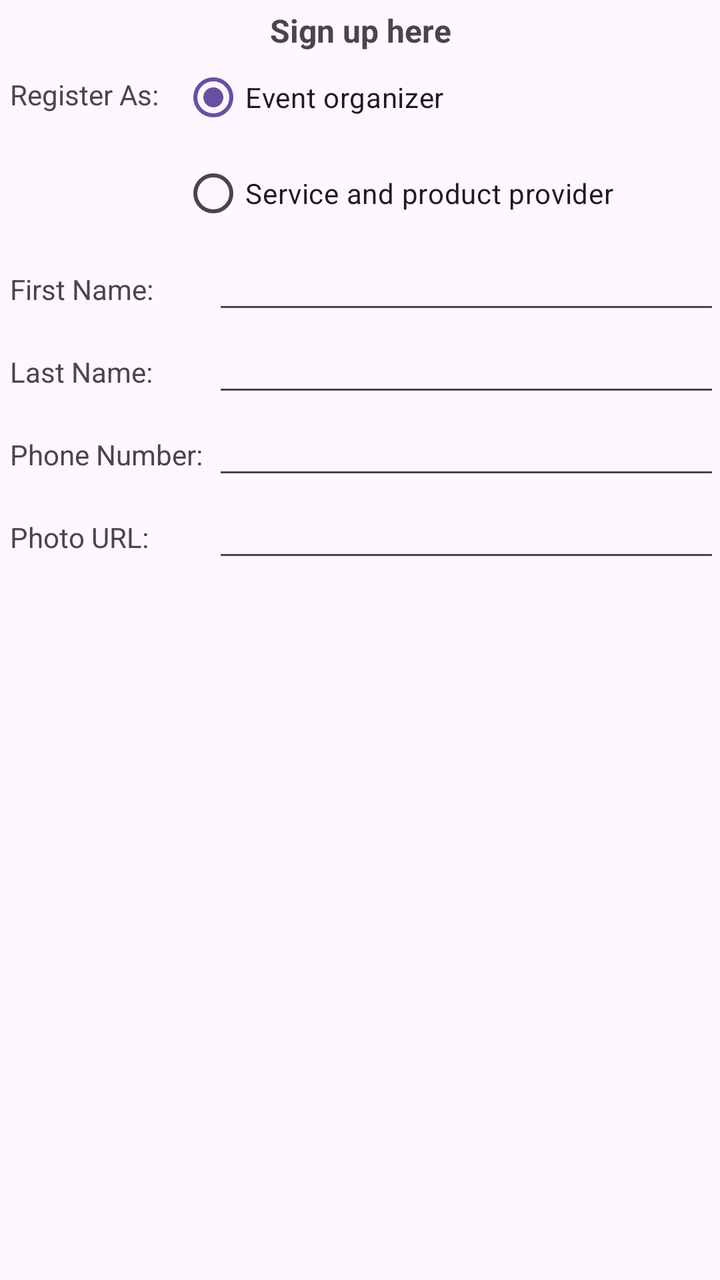
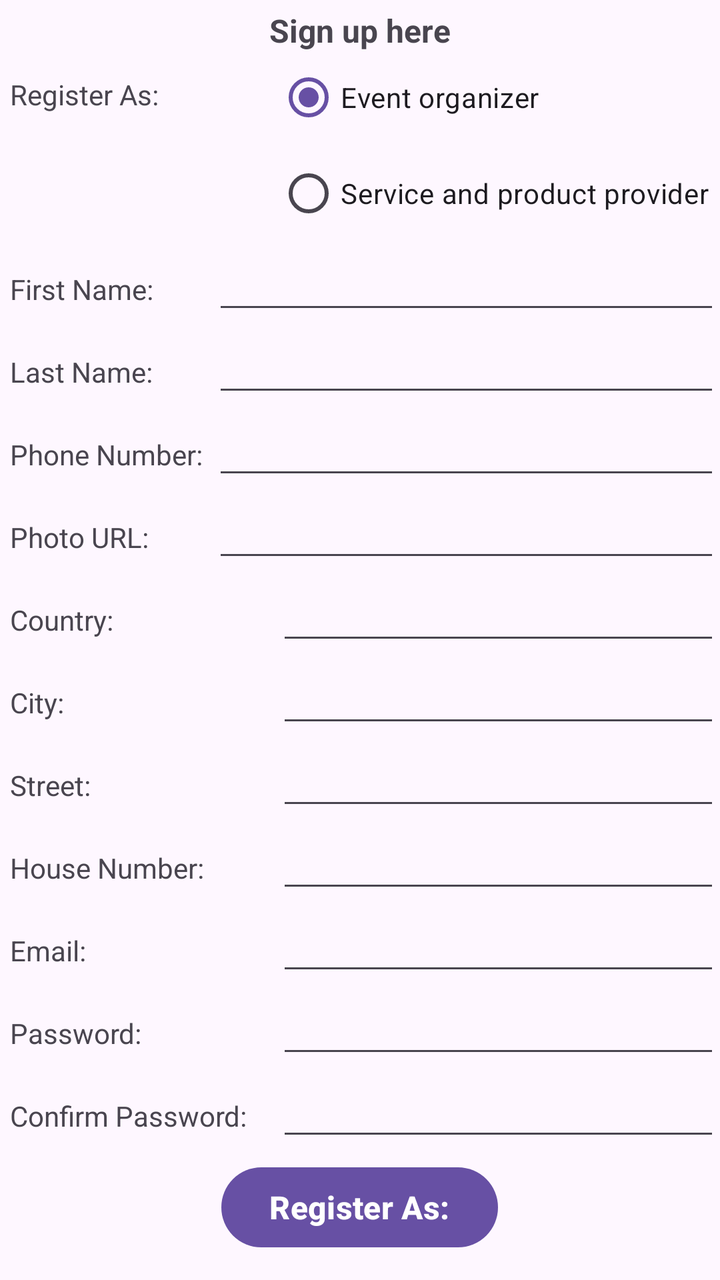

Screens rendered from an Android XML layout before and after an edit, with the pre-edit source and the edit as a unified diff.
<!-- AndroidManifest.xml: application theme Theme.EventPlanner -->
<!-- res/layout/activity_registration_screen.xml -->
<?xml version="1.0" encoding="utf-8"?>
<TableLayout xmlns:android="http://schemas.android.com/apk/res/android"
    xmlns:app="http://schemas.android.com/apk/res-auto"
    xmlns:tools="http://schemas.android.com/tools"
    android:id="@+id/main"
    android:layout_width="match_parent"
    android:layout_height="match_parent"
    tools:context=".RegistrationScreen">

    <TableRow
        android:layout_width="match_parent"
        android:layout_height="wrap_content"
        android:gravity="center">

        <TextView
            android:layout_width="wrap_content"
            android:layout_height="wrap_content"
            android:layout_marginTop="3dp"
            android:gravity="center"
            android:text="@string/sign_up_message"
            android:textSize="16sp"
            android:textStyle="bold" />
    </TableRow>

    <TableRow
        android:layout_width="match_parent"
        android:layout_height="wrap_content">

        <TextView
            android:layout_width="65dp"
            android:layout_height="wrap_content"
            android:layout_marginTop="10dp"
            android:includeFontPadding="false"
            android:padding="5dp"
            android:text="@string/register_as" />

        <RadioGroup
            android:layout_width="0dp"
            android:layout_height="wrap_content"
            android:layout_weight="1">

            <RadioButton
                android:id="@+id/eoradio"
                android:layout_width="wrap_content"
                android:layout_height="wrap_content"
                android:checked="true"
                android:text="Event organizer" />

            <RadioButton
                android:id="@+id/sppradio"
                android:layout_width="wrap_content"
                android:layout_height="wrap_content"
                android:text="Service and product provider" />
        </RadioGroup>
    </TableRow>

    <TableLayout
        android:id="@+id/eoinputs"
        android:layout_width="match_parent"
        android:layout_height="wrap_content">

        <TableRow
            android:layout_width="match_parent"
            android:layout_height="wrap_content">

            <TextView
                android:layout_width="wrap_content"
                android:layout_height="wrap_content"
                android:padding="5dp"
                android:labelFor="@id/first_name"
                android:text="First Name:" />

            <EditText
                android:id="@+id/first_name"
                android:layout_width="0dp"
                android:layout_height="wrap_content"
                android:layout_weight="1"
                android:inputType="text"
                android:autofillHints="" />
        </TableRow>

        <TableRow
            android:layout_width="match_parent"
            android:layout_height="wrap_content">

            <TextView
                android:layout_width="wrap_content"
                android:layout_height="wrap_content"
                android:padding="5dp"
                android:labelFor="@id/last_name"
                android:text="Last Name:" />

            <EditText
                android:id="@+id/last_name"
                android:layout_width="0dp"
                android:layout_height="wrap_content"
                android:layout_weight="1"
                android:inputType="text"
                android:autofillHints="" />
        </TableRow>

        <TableRow
            android:layout_width="match_parent"
            android:layout_height="wrap_content">

            <TextView
                android:layout_width="wrap_content"
                android:layout_height="wrap_content"
                android:padding="5dp"
                android:labelFor="@id/phone_number_eo"
                android:text="Phone Number:" />

            <EditText
                android:id="@+id/phone_number_eo"
                android:layout_width="0dp"
                android:layout_height="wrap_content"
                android:layout_weight="1"
                android:inputType="text"
                android:autofillHints="" />
        </TableRow>

        <TableRow
            android:layout_width="match_parent"
            android:layout_height="wrap_content">

            <TextView
                android:layout_width="wrap_content"
                android:layout_height="wrap_content"
                android:padding="5dp"
                android:labelFor="@id/photo_url"
                android:text="Photo URL:" />

            <EditText
                android:id="@+id/photo_url"
                android:layout_width="0dp"
                android:layout_height="wrap_content"
                android:layout_weight="1"
                android:inputType="textUri"
                android:autofillHints="" />
        </TableRow>
    </TableLayout>
</TableLayout>
<!-- resources referenced by this layout -->
<resources>
  <string name="register_as">Register As:</string>
  <string name="sign_up_message">Sign up here</string>
  <style name="Theme.EventPlanner" parent="Base.Theme.EventPlanner" />
  <style name="Base.Theme.EventPlanner" parent="Theme.Material3.DayNight.NoActionBar">
          
          
      </style>
</resources>

<!-- the commit's change to res/layout/activity_registration_screen.xml (unified diff, before → after) -->
@@ -35,29 +35,194 @@
             android:text="@string/register_as" />
 
         <RadioGroup
+            android:id="@+id/register_rg"
             android:layout_width="0dp"
             android:layout_height="wrap_content"
             android:layout_weight="1">
 
-            <RadioButton
-                android:id="@+id/eoradio"
-                android:layout_width="wrap_content"
+            <RadioButton android:layout_width="wrap_content"
                 android:layout_height="wrap_content"
                 android:checked="true"
                 android:text="Event organizer" />
 
             <RadioButton
-                android:id="@+id/sppradio"
                 android:layout_width="wrap_content"
                 android:layout_height="wrap_content"
                 android:text="Service and product provider" />
         </RadioGroup>
     </TableRow>
 
-    <TableLayout
+    <include
         android:id="@+id/eoinputs"
-        android:layout_width="match_parent"
-        android:layout_height="wrap_content">
+        layout="@layout/event_organizer_inputs"
+        android:visibility="visible" />
+
+    <include
+        android:id="@+id/sppinputs"
+        layout="@layout/spp_inputs"
+        android:visibility="gone"/>
+
+    <TableRow
+        android:layout_width="match_parent"
+        android:layout_height="wrap_content">
+
+        <TextView
+            android:layout_width="wrap_content"
+            android:layout_height="wrap_content"
+            android:padding="5dp"
+            android:labelFor="@id/country"
+            android:text="Country:" />
+
+        <EditText
+            android:id="@+id/country"
+            android:layout_width="0dp"
+            android:layout_height="wrap_content"
+            android:layout_weight="1"
+            android:inputType="text"
+            android:autofillHints="" />
+    </TableRow>
+
+    <TableRow
+        android:layout_width="match_parent"
+        android:layout_height="wrap_content">
+
+        <TextView
+            android:layout_width="wrap_content"
+            android:layout_height="wrap_content"
+            android:padding="5dp"
+            android:labelFor="@id/city"
+            android:text="City:" />
+
+        <EditText
+            android:id="@+id/city"
+            android:layout_width="0dp"
+            android:layout_height="wrap_content"
+            android:layout_weight="1"
+            android:inputType="text"
+            android:autofillHints="" />
+    </TableRow>
+
+    <TableRow
+        android:layout_width="match_parent"
+        android:layout_height="wrap_content">
+
+        <TextView
+            android:layout_width="wrap_content"
+            android:layout_height="wrap_content"
+            android:padding="5dp"
+            android:labelFor="@id/street"
+            android:text="Street:" />
+
+        <EditText
+            android:id="@+id/street"
+            android:layout_width="0dp"
+            android:layout_height="wrap_content"
+            android:layout_weight="1"
+            android:inputType="text"
+            android:autofillHints="" />
+    </TableRow>
+
+    <TableRow
+        android:layout_width="match_parent"
+        android:layout_height="wrap_content">
+
+        <TextView
+            android:layout_width="wrap_content"
+            android:layout_height="wrap_content"
+            android:padding="5dp"
+            android:labelFor="@id/house_number"
+            android:text="House Number:" />
+
+        <EditText
+            android:id="@+id/house_number"
+            android:layout_width="0dp"
+            android:layout_height="wrap_content"
+            android:layout_weight="1"
+            android:inputType="text"
+            android:autofillHints="" />
+    </TableRow>
+
+    <TableRow
+        android:layout_width="match_parent"
+        android:layout_height="wrap_content">
+
+        <TextView
+            android:layout_width="wrap_content"
+            android:layout_height="wrap_content"
+            android:padding="5dp"
+            android:labelFor="@id/email"
+            android:text="Email:" />
+
+        <EditText
+            android:id="@+id/email"
+            android:layout_width="0dp"
+            android:layout_height="wrap_content"
+            android:layout_weight="1"
+            android:inputType="textEmailAddress"
+            android:autofillHints="" />
+    </TableRow>
+
+    <TableRow
+        android:layout_width="match_parent"
+        android:layout_height="wrap_content">
+
+        <TextView
+            android:layout_width="wrap_content"
+            android:layout_height="wrap_content"
+            android:padding="5dp"
+            android:labelFor="@id/password"
+            android:text="Password:" />
+
+        <EditText
+            android:id="@+id/password"
+            android:layout_width="0dp"
+            android:layout_height="wrap_content"
+            android:layout_weight="1"
+            android:inputType="textPassword"
+            android:autofillHints="" />
+    </TableRow>
+
+    <TableRow
+        android:layout_width="match_parent"
+        android:layout_height="wrap_content">
+
+        <TextView
+            android:layout_width="wrap_content"
+            android:layout_height="wrap_content"
+            android:padding="5dp"
+            android:labelFor="@id/password_confirm"
+            android:text="Confirm Password:" />
+
+        <EditText
+            android:id="@+id/password_confirm"
+            android:layout_width="0dp"
+            android:layout_height="wrap_content"
+            android:layout_weight="1"
+            android:inputType="textPassword"
+            android:autofillHints="" />
+    </TableRow>
+
+    <TableRow
+        android:layout_width="match_parent"
+        android:layout_height="wrap_content"
+        android:gravity="center">
+
+        <Button
+            android:layout_width="wrap_content"
+            android:layout_height="wrap_content"
+            android:layout_marginTop="3dp"
+            android:gravity="center"
+            android:text="@string/register_as"
+            android:textSize="16sp"
+            android:textStyle="bold" />
+    </TableRow>
+</TableLayout>
+<!-- res/layout/event_organizer_inputs.xml (included above) -->
+<?xml version="1.0" encoding="utf-8"?>
+<TableLayout xmlns:android="http://schemas.android.com/apk/res/android"
+    android:id="@+id/eoinputs"
+    android:layout_width="match_parent"
+    android:layout_height="wrap_content">
 
         <TableRow
             android:layout_width="match_parent"
@@ -138,5 +303,41 @@
                 android:inputType="textUri"
                 android:autofillHints="" />
         </TableRow>
-    </TableLayout>
 </TableLayout>
+<!-- res/layout/spp_inputs.xml (included above) -->
+<?xml version="1.0" encoding="utf-8"?>
+<TableLayout xmlns:android="http://schemas.android.com/apk/res/android"
+    android:id="@+id/sppinputs"
+    android:layout_width="match_parent"
+    android:layout_height="wrap_content">
+
+
+        <TextView
+            android:layout_width="wrap_content"
+            android:layout_height="wrap_content"
+            android:padding="5dp"
+            android:labelFor="@id/org_name"
+            android:text="Organization Name:" />
+
+        <EditText
+            android:id="@+id/org_name"
+            android:layout_width="0dp"
+            android:layout_height="wrap_content"
+            android:inputType="text"
+            android:autofillHints="" />
+
+        <TextView
+            android:layout_width="wrap_content"
+            android:layout_height="wrap_content"
+            android:padding="5dp"
+            android:labelFor="@id/org_desc"
+            android:text="Organization Description:" />
+
+        <EditText
+            android:id="@+id/org_desc"
+            android:layout_width="0dp"
+            android:layout_height="wrap_content"
+            android:layout_weight="1"
+            android:inputType="text"
+            android:autofillHints="" />
+</TableLayout>
